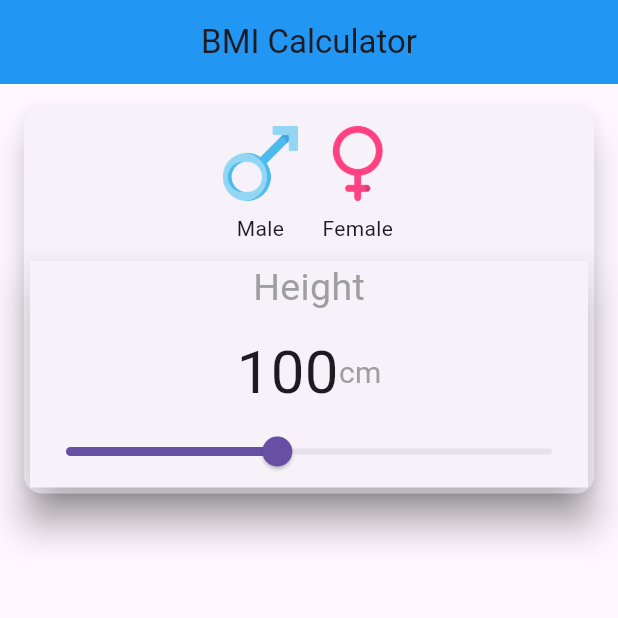
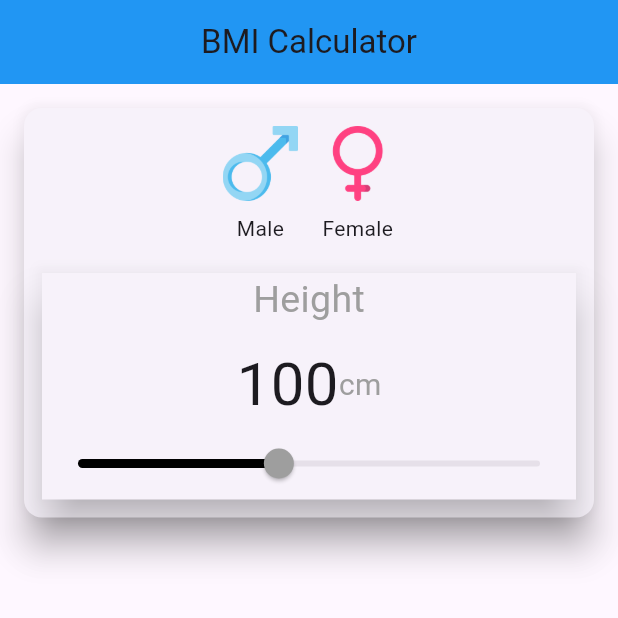
Before and after one commit to peterelia22/BMI_APP, a Flutter app: the screen it shows after launch, on a phone screen of 412 x 824 dp, the top half of it. Run offline on Flutter 3.47's test engine with Material 3 defaults, Android fonts, the phone set to English and light mode, and no system bars; missing offline and left inert: flutter_3d_choice_chip.

Commit message:
finish height widget

```diff
--- a/lib/views/home_page.dart
+++ b/lib/views/home_page.dart
@@ -12,6 +12,7 @@ class HomePage extends StatefulWidget {
 
 class _HomePageState extends State<HomePage> {
   int _gender = 0;
+  int _height = 100;
   @override
   Widget build(BuildContext context) {
     return Scaffold(
@@ -36,7 +37,11 @@ class _HomePageState extends State<HomePage> {
                     _gender = genderVal;
                   },
                 ),
-                Height()
+                Height(
+                  onChanged: (heightVal) {
+                    _height = heightVal;
+                  },
+                )
               ],
             ),
           ),
--- a/lib/widgets/height.dart
+++ b/lib/widgets/height.dart
@@ -1,7 +1,8 @@
 import 'package:flutter/material.dart';
 
 class Height extends StatefulWidget {
-  const Height({super.key});
+  final Function(int) onChanged;
+  const Height({super.key, required this.onChanged});
 
   @override
   State<Height> createState() => _HeightState();
@@ -11,7 +12,9 @@ class _HeightState extends State<Height> {
   int _height = 100;
   @override
   Widget build(BuildContext context) {
-    return Card(
+    return Padding(
+      padding: const EdgeInsets.all(8),
+      child: Card(
         elevation: 12,
         shape: RoundedRectangleBorder(),
         child: Column(
@@ -37,6 +40,8 @@ class _HeightState extends State<Height> {
               ],
             ),
             Slider(
+                thumbColor: Colors.grey,
+                activeColor: Colors.black,
                 min: 0,
                 max: 230,
                 value: _height.toDouble(),
@@ -44,8 +49,10 @@ class _HeightState extends State<Height> {
                   setState(() {
                     _height = value.toInt();
                   });
+                  widget.onChanged(_height);
                 })
           ],
+        ),
       ),
     );
   }
```
Lines whose indentation alone changed are shown as unchanged.
